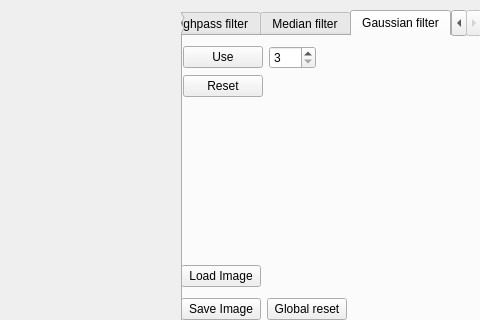
Old version of the form mainwindow.ui in the repository Throder-TVRS/ImageProcessor; both pictures show x 549 to 1029 and y 0 to 320 of the 1029 by 765 pixel window.
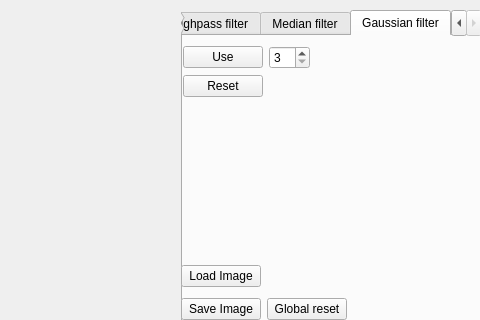
New version of the form. The open tabs and pages were chosen to show the change.

```diff
--- a/mainwindow.ui
+++ b/mainwindow.ui
@@ -1001,7 +1001,7 @@
                <number>3</number>
               </property>
               <property name="maximum">
-               <number>100</number>
+               <number>15</number>
               </property>
               <property name="singleStep">
                <number>2</number>
```
Left out of the diff: 2 changed lines with no effect on the pictures.
